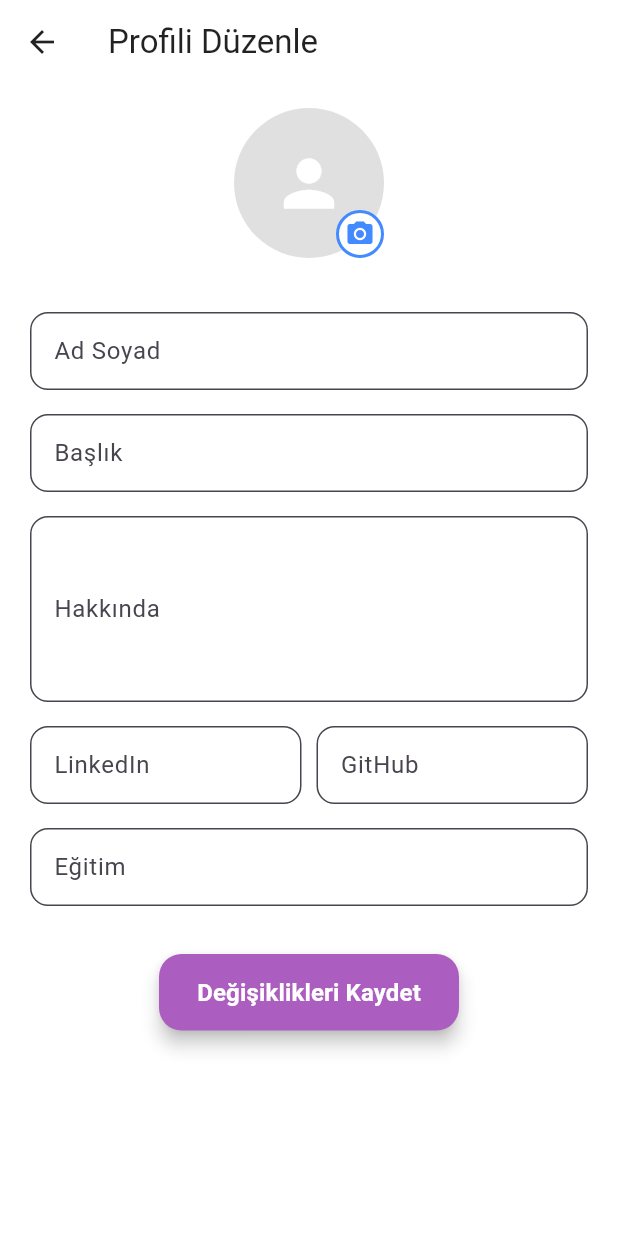
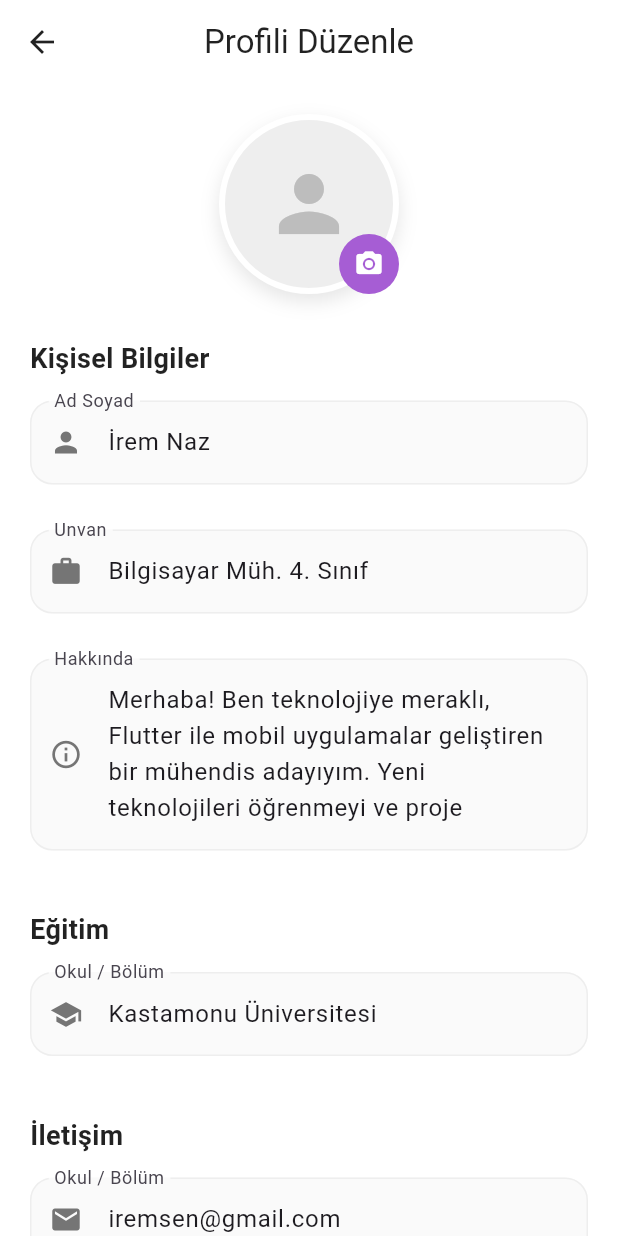
Before and after one commit to Tugbanurcan/Mezun_Ogrenci_APP, a Flutter app: the ProfileEditScreen screen opened directly, on a phone screen of 412 x 824 dp. Run offline on Flutter 3.47's test engine with Material 3 defaults, Android fonts, the phone set to English and light mode, and no system bars; our stand-ins replace flutter_riverpod, font_awesome_flutter, image_picker.

Commit message:
Update profie_edit_screen.dart

```diff
--- a/lib/profie_edit_screen.dart
+++ b/lib/profie_edit_screen.dart
@@ -4,6 +4,9 @@ import 'package:font_awesome_flutter/font_awesome_flutter.dart';
 import '../providers/user_provider.dart';
 import 'dart:io';
 import 'package:image_picker/image_picker.dart';
+
+// Renk sabitleri
+const Color kPrimaryColor = Color(0xFFA65DD4);
 
 class ProfileEditScreen extends ConsumerStatefulWidget {
   const ProfileEditScreen({Key? key}) : super(key: key);
@@ -13,71 +16,120 @@ class ProfileEditScreen extends ConsumerStatefulWidget {
 }
 
 class _ProfileEditScreenState extends ConsumerState<ProfileEditScreen> {
-  // Sabitler
-  static const double _padding = 20.0;
-  static const double _avatarSize = 100.0;
-  static const double _spacingMedium = 16.0;
-
-  // TextEditingController'lar tanımlanıyor
   late final TextEditingController _nameController;
   late final TextEditingController _titleController;
   late final TextEditingController _aboutController;
   late final TextEditingController _linkedinController;
   late final TextEditingController _githubController;
   late final TextEditingController _educationController;
-  File? _profileImage; // Seçilen profil fotoğrafı
+  late final TextEditingController _communicationController;
+
+  File? _pickedImage;
+  String? _currentPhotoPath;
+
   final ImagePicker _picker = ImagePicker();
 
   @override
   void initState() {
     super.initState();
-    // Riverpod'dan ilk değerleri al ve controller'lara ata
     final initialData = ref.read(userProfileNotifierProvider);
 
-    _nameController = TextEditingController(text: initialData.name);
-    _titleController = TextEditingController(text: initialData.title);
-    _aboutController = TextEditingController(text: initialData.about);
-    _linkedinController = TextEditingController(text: initialData.linkedin);
-    _githubController = TextEditingController(text: initialData.github);
-    _educationController = TextEditingController(text: initialData.education);
+    // --- BURAYI GÜNCELLEDİK ---
+    // Eğer veri boşsa, varsayılan (örnek) verilerle dolduruyoruz.
+    // Veri varsa, kullanıcının kaydettiğini getiriyoruz.
+
+    _nameController = TextEditingController(
+      text: initialData.name.isNotEmpty ? initialData.name : "İrem Naz",
+    );
+
+    _titleController = TextEditingController(
+      text: initialData.title.isNotEmpty
+          ? initialData.title
+          : "Bilgisayar Müh. 4. Sınıf",
+    );
+
+    _aboutController = TextEditingController(
+      text: initialData.about.isNotEmpty
+          ? initialData.about
+          : "Merhaba! Ben teknolojiye meraklı, Flutter ile mobil uygulamalar geliştiren bir mühendis adayıyım. Yeni teknolojileri öğrenmeyi ve proje geliştirmeyi seviyorum.",
+    );
+
+    _linkedinController = TextEditingController(
+      text: initialData.linkedin.isNotEmpty
+          ? initialData.linkedin
+          : "iiremsens",
+    );
+
+    _githubController = TextEditingController(
+      text: initialData.github.isNotEmpty ? initialData.github : "iiremsens",
+    );
+
+    _educationController = TextEditingController(
+      text: initialData.education.isNotEmpty
+          ? initialData.education
+          : "Kastamonu Üniversitesi",
+    );
+
+    _communicationController = TextEditingController(
+      text: initialData.communication.isNotEmpty
+          ? initialData.communication
+          : "iremsen@gmail.com",
+    );
+
+    _currentPhotoPath = initialData.photoPath;
   }
 
   @override
   void dispose() {
-    // Controller'ları temizleme
     _nameController.dispose();
     _titleController.dispose();
     _aboutController.dispose();
     _linkedinController.dispose();
     _githubController.dispose();
     _educationController.dispose();
+    _communicationController.dispose();
     super.dispose();
   }
 
   void _saveChanges() {
-    ref.read(userProfileNotifierProvider.notifier).updateProfile(
+    ref
+        .read(userProfileNotifierProvider.notifier)
+        .updateProfile(
           name: _nameController.text,
           title: _titleController.text,
           about: _aboutController.text,
           linkedin: _linkedinController.text,
           github: _githubController.text,
           education: _educationController.text,
-      photoPath: _profileImage?.path, // Yeni eklenen profil fotoğrafı
+          communication: _communicationController.text,
         );
 
     Navigator.pop(context);
+
+    ScaffoldMessenger.of(context).showSnackBar(
+      const SnackBar(
+        content: Text('Profil başarıyla güncellendi'),
+        backgroundColor: Colors.green,
+        duration: Duration(seconds: 2),
+      ),
+    );
   }
 
   Future<void> _pickImage() async {
+    try {
       final XFile? pickedFile = await _picker.pickImage(
-      source: ImageSource.gallery, // Galeriden seçmek için
-      maxWidth: 600, // Resim boyutunu optimize etmek için
+        source: ImageSource.gallery,
+        maxWidth: 800,
+        imageQuality: 85,
       );
 
       if (pickedFile != null) {
         setState(() {
-        _profileImage = File(pickedFile.path);
+          _pickedImage = File(pickedFile.path);
         });
+      }
+    } catch (e) {
+      debugPrint("Resim seçme hatası: $e");
     }
   }
 
@@ -93,40 +145,143 @@ class _ProfileEditScreenState extends ConsumerState<ProfileEditScreen> {
         backgroundColor: Colors.white,
         elevation: 0,
         iconTheme: const IconThemeData(color: Colors.black87),
+        centerTitle: true,
       ),
-      body: SingleChildScrollView(
+      body: SafeArea(
+        child: SingleChildScrollView(
+          padding: const EdgeInsets.all(20.0),
           child: Column(
             crossAxisAlignment: CrossAxisAlignment.stretch,
             children: [
-            const SizedBox(height: _spacingMedium),
-            _buildProfileAvatar(),
-            const SizedBox(height: _spacingMedium),
-            _buildForm(context),
+              _buildImagePicker(),
+              const SizedBox(height: 30),
+              _buildSectionHeader("Kişisel Bilgiler"),
+              _buildTextField('Ad Soyad', _nameController, Icons.person),
+
+              const SizedBox(height: 30),
+              _buildTextField('Unvan', _titleController, Icons.work),
+              const SizedBox(height: 30),
+              _buildTextField(
+                'Hakkında',
+                _aboutController,
+                Icons.info_outline,
+                maxLines: 4,
+              ),
+              const SizedBox(height: 40),
+              _buildSectionHeader("Eğitim"),
+              _buildTextField(
+                'Okul / Bölüm',
+                _educationController,
+                Icons.school,
+              ),
+
+              const SizedBox(height: 40),
+
+              _buildSectionHeader("İletişim"),
+              _buildTextField(
+                'Okul / Bölüm',
+                _communicationController,
+                Icons.mail,
+              ),
+
+              const SizedBox(height: 40),
+
+              _buildSectionHeader("Sosyal Medya"),
+
+              Row(
+                children: [
+                  Expanded(
+                    child: _buildTextField(
+                      'LinkedIn',
+                      _linkedinController,
+                      FontAwesomeIcons.linkedin,
+                    ),
+                  ),
+                  const SizedBox(width: 15),
+                  Expanded(
+                    child: _buildTextField(
+                      'GitHub',
+                      _githubController,
+                      FontAwesomeIcons.github,
+                    ),
+                  ),
                 ],
+              ),
+              const SizedBox(height: 40),
+              SizedBox(
+                height: 55,
+                child: ElevatedButton(
+                  onPressed: _saveChanges,
+                  style: ElevatedButton.styleFrom(
+                    backgroundColor: kPrimaryColor,
+                    shape: RoundedRectangleBorder(
+                      borderRadius: BorderRadius.circular(15),
+                    ),
+                    elevation: 5,
+                  ),
+                  child: const Text(
+                    'Değişiklikleri Kaydet',
+                    style: TextStyle(
+                      fontSize: 18,
+                      color: Colors.white,
+                      fontWeight: FontWeight.bold,
+                    ),
+                  ),
+                ),
+              ),
+              const SizedBox(height: 20),
+            ],
+          ),
         ),
       ),
     );
   }
 
-  Widget _buildProfileAvatar() {
+  Widget _buildSectionHeader(String title) {
+    return Padding(
+      padding: const EdgeInsets.only(bottom: 15),
+      child: Text(
+        title,
+        style: const TextStyle(
+          fontSize: 18,
+          fontWeight: FontWeight.bold,
+          color: Colors.black87,
+        ),
+      ),
+    );
+  }
+
+  Widget _buildImagePicker() {
+    ImageProvider? imageProvider;
+    if (_pickedImage != null) {
+      imageProvider = FileImage(_pickedImage!);
+    } else if (_currentPhotoPath != null) {
+      imageProvider = FileImage(File(_currentPhotoPath!));
+    }
+
     return Center(
       child: Stack(
         children: [
           Container(
-            width: _avatarSize,
-            height: _avatarSize,
+            width: 120,
+            height: 120,
             decoration: BoxDecoration(
-              color: Colors.grey.shade300,
+              color: Colors.grey.shade200,
               shape: BoxShape.circle,
-              image: _profileImage != null
-                  ? DecorationImage(
-                image: FileImage(_profileImage!),
-                fit: BoxFit.cover,
-              )
+              border: Border.all(color: Colors.white, width: 4),
+              boxShadow: [
+                BoxShadow(
+                  color: Colors.black.withOpacity(0.1),
+                  blurRadius: 10,
+                  offset: const Offset(0, 5),
+                ),
+              ],
+              image: imageProvider != null
+                  ? DecorationImage(image: imageProvider, fit: BoxFit.cover)
                   : null,
             ),
-            child: _profileImage == null
-                ? const Icon(Icons.person, size: 50, color: Colors.white)
+            child: imageProvider == null
+                ? Icon(Icons.person, size: 60, color: Colors.grey.shade400)
                 : null,
           ),
           Positioned(
@@ -135,15 +290,14 @@ class _ProfileEditScreenState extends ConsumerState<ProfileEditScreen> {
             child: GestureDetector(
               onTap: _pickImage,
               child: Container(
-                padding: const EdgeInsets.all(4),
-                decoration: BoxDecoration(
-                  color: Colors.white,
+                padding: const EdgeInsets.all(10),
+                decoration: const BoxDecoration(
+                  color: kPrimaryColor,
                   shape: BoxShape.circle,
-                  border: Border.all(color: Colors.blueAccent, width: 2),
                 ),
                 child: const Icon(
                   Icons.camera_alt,
-                  color: Colors.blueAccent,
+                  color: Colors.white,
                   size: 20,
                 ),
               ),
@@ -154,82 +308,39 @@ class _ProfileEditScreenState extends ConsumerState<ProfileEditScreen> {
     );
   }
 
-  Widget _buildForm(BuildContext context) {
-    return Padding(
-      padding: const EdgeInsets.all(_padding),
-      child: Column(
-        crossAxisAlignment: CrossAxisAlignment.stretch,
-        children: [
-          _buildTextField('Ad Soyad', _nameController),
-          const SizedBox(height: _spacingMedium),
-          _buildTextField('Başlık', _titleController),
-          const SizedBox(height: _spacingMedium),
-          _buildTextField('Hakkında', _aboutController, maxLines: 4),
-          const SizedBox(height: _spacingMedium),
-          _buildSocialLinks(),
-          const SizedBox(height: _spacingMedium),
-          _buildTextField('Eğitim', _educationController),
-          const SizedBox(height: _spacingMedium * 2),
-          Center(
-            child: SizedBox(
-              width: 200,
-              child: ElevatedButton(
-                onPressed: _saveChanges,
-                style: ElevatedButton.styleFrom(
-                  backgroundColor: const Color.fromARGB(255, 172, 93, 192),
-                  foregroundColor: Colors.white,
-                  padding:
-                  const EdgeInsets.symmetric(vertical: 14, horizontal: 16),
-                  shape: RoundedRectangleBorder(
+  Widget _buildTextField(
+    String label,
+    TextEditingController controller,
+    IconData icon, {
+    int maxLines = 1,
+  }) {
+    return TextFormField(
+      controller: controller,
+      maxLines: maxLines,
+      // Hint text özelliğini kaldırdık çünkü artık varsayılan text var
+      decoration: InputDecoration(
+        labelText: label,
+        floatingLabelBehavior: FloatingLabelBehavior.always,
+        prefixIcon: Icon(icon, color: Colors.grey.shade600, size: 22),
+        filled: true,
+        fillColor: Colors.grey.shade50,
+        contentPadding: const EdgeInsets.symmetric(
+          vertical: 16,
+          horizontal: 12,
+        ),
+        border: OutlineInputBorder(
           borderRadius: BorderRadius.circular(15),
+          borderSide: BorderSide.none,
         ),
-                  elevation: 5,
+        enabledBorder: OutlineInputBorder(
+          borderRadius: BorderRadius.circular(15),
+          borderSide: BorderSide(color: Colors.grey.shade200),
         ),
-                child: const Text(
-                  'Değişiklikleri Kaydet',
-                  style: TextStyle(
-                    fontSize: 16,
-                    color: Colors.white,
-                    fontWeight: FontWeight.bold,
+        focusedBorder: OutlineInputBorder(
+          borderRadius: BorderRadius.circular(15),
+          borderSide: const BorderSide(color: kPrimaryColor, width: 1.5),
         ),
-                ),
-              ),
-            ),
-          ),
-        ],
       ),
     );
   }
-
-  Widget _buildTextField(String label, TextEditingController controller,
-      {int maxLines = 1}) {
-    return TextFormField(
-      controller: controller,
-      maxLines: maxLines,
-      decoration: InputDecoration(
-        labelText: label, // Bu üstte yüzen yazı
-        floatingLabelBehavior:
-        FloatingLabelBehavior.auto, // üstte görünmesini sağlar
-        border: OutlineInputBorder(
-          borderRadius: BorderRadius.circular(12),
-        ),
-        contentPadding:
-        const EdgeInsets.symmetric(vertical: 14, horizontal: 12),
-      ),
-    );
 }
-
-  Widget _buildSocialLinks() {
-    return Row(
-        children: [
-    Expanded(
-    child: _buildTextField('LinkedIn', _linkedinController),
-    ),
-    const SizedBox(width: 10),
-    Expanded(
-    child: _buildTextField('GitHub', _githubController),
-    ),
-    ],
-    );
-    }
-}
```
Lines whose indentation alone changed are shown as unchanged.
